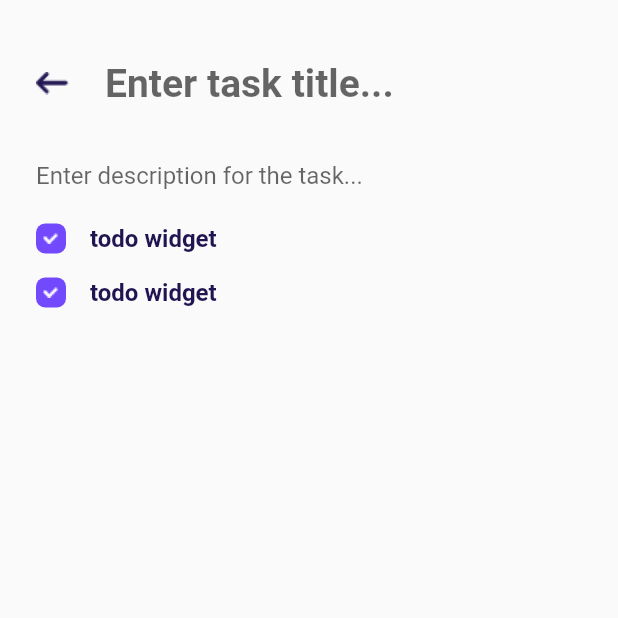
After one commit to mohammadrony/smart-diary, a Flutter app: the TaskDetailsView screen opened by its route, on a phone screen of 412 x 824 dp, the top half of it. The commit adds this screen. Run offline on Flutter 3.47's test engine with Material 2 defaults, Android fonts, the phone set to English and light mode, and no system bars; our stand-ins replace get.

Commit message:
Task add UI design

```diff
--- /dev/null
+++ b/diary_ui/lib/app/modules/task_details/local_widgets/todo_widget.dart
@@ -0,0 +1,36 @@
+import 'package:flutter/material.dart';
+
+class TodoWidget extends StatelessWidget {
+  const TodoWidget({Key? key}) : super(key: key);
+
+  @override
+  Widget build(BuildContext context) {
+    return Container(
+      padding: EdgeInsets.symmetric(horizontal: 24.0, vertical: 8.0),
+      child: Row(
+        children: [
+          Container(
+            width: 20.0,
+            height: 20.0,
+            margin: EdgeInsets.only(right: 16.0),
+            decoration: BoxDecoration(
+              borderRadius: BorderRadius.circular(6.0),
+              color: Color(0xFF7349FE),
+            ),
+            child: Image(
+              image: AssetImage('assets/images/check_icon.png'),
+            ),
+          ),
+          Text(
+            'todo widget',
+            style: TextStyle(
+              color: Color(0xFF211551),
+              fontSize: 16.0,
+              fontWeight: FontWeight.bold,
+            ),
+          ),
+        ],
+      ),
+    );
+  }
+}
--- /dev/null
+++ b/diary_ui/lib/app/modules/task_details/views/task_details_view.dart
@@ -0,0 +1,64 @@
+import 'package:diary_ui/app/modules/task_details/local_widgets/todo_widget.dart';
+import 'package:flutter/material.dart';
+
+import 'package:get/get.dart';
+
+import '../controllers/task_details_controller.dart';
+
+class TaskDetailsView extends GetView<TaskDetailsController> {
+  @override
+  Widget build(BuildContext context) {
+    return Scaffold(
+      body: SafeArea(
+        child: Container(
+          child: Column(
+            crossAxisAlignment: CrossAxisAlignment.start,
+            children: [
+              Padding(
+                padding: const EdgeInsets.only(top: 24.0, bottom: 6.0),
+                child: Row(
+                  children: [
+                    InkWell(
+                      onTap: () => {
+                        Get.back(),
+                      },
+                      child: Padding(
+                        padding: const EdgeInsets.all(24.0),
+                        child: Image(
+                          image:
+                              AssetImage('assets/images/back_arrow_icon.png'),
+                        ),
+                      ),
+                    ),
+                    Expanded(
+                      child: TextField(
+                        decoration: InputDecoration(
+                          hintText: 'Enter task title...',
+                          border: InputBorder.none,
+                        ),
+                        style: TextStyle(
+                          fontSize: 26.0,
+                          fontWeight: FontWeight.bold,
+                          color: Color(0xFF211551),
+                        ),
+                      ),
+                    ),
+                  ],
+                ),
+              ),
+              TextField(
+                decoration: InputDecoration(
+                  hintText: 'Enter description for the task...',
+                  border: InputBorder.none,
+                  contentPadding: EdgeInsets.symmetric(horizontal: 24.0),
+                ),
+              ),
+              TodoWidget(),
+              TodoWidget(),
+            ],
+          ),
+        ),
+      ),
+    );
+  }
+}
--- a/diary_ui/lib/app/routes/app_pages.dart
+++ b/diary_ui/lib/app/routes/app_pages.dart
@@ -2,6 +2,8 @@ import 'package:get/get.dart';
 
 import 'package:diary_ui/app/modules/home/bindings/home_binding.dart';
 import 'package:diary_ui/app/modules/home/views/home_view.dart';
+import 'package:diary_ui/app/modules/task_details/bindings/task_details_binding.dart';
+import 'package:diary_ui/app/modules/task_details/views/task_details_view.dart';
 
 part 'app_routes.dart';
 
@@ -16,5 +18,10 @@ class AppPages {
       page: () => HomeView(),
       binding: HomeBinding(),
     ),
+    GetPage(
+      name: _Paths.TASK_DETAILS,
+      page: () => TaskDetailsView(),
+      binding: TaskDetailsBinding(),
+    ),
   ];
 }
--- a/diary_ui/lib/app/routes/app_routes.dart
+++ b/diary_ui/lib/app/routes/app_routes.dart
@@ -5,8 +5,10 @@ abstract class Routes {
   Routes._();
 
   static const HOME = _Paths.HOME;
+  static const TASK_DETAILS = _Paths.TASK_DETAILS;
 }
 
 abstract class _Paths {
   static const HOME = '/home';
+  static const TASK_DETAILS = '/task-details';
 }
```
Also changed, not shown: diary_ui/lib/app/modules/home/views/home_view.dart (+14 -3 lines), diary_ui/lib/app/modules/task_details/bindings/task_details_binding.dart (added, +12 -0 lines), diary_ui/lib/app/modules/task_details/controllers/task_details_controller.dart (added, +20 -0 lines).
